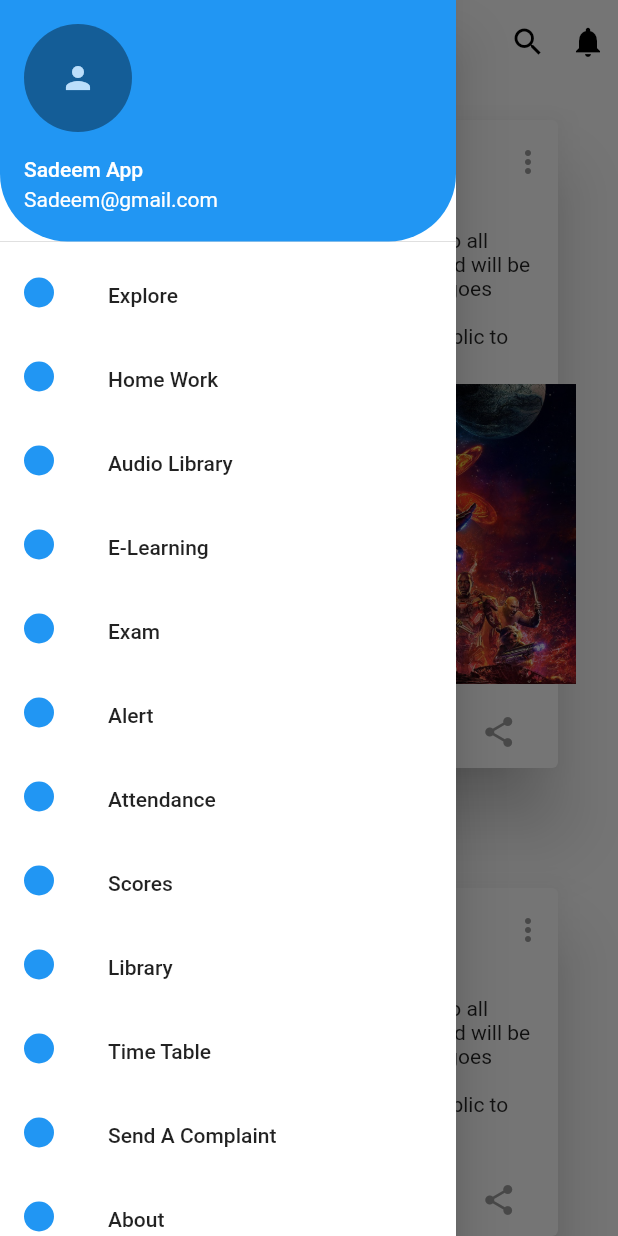
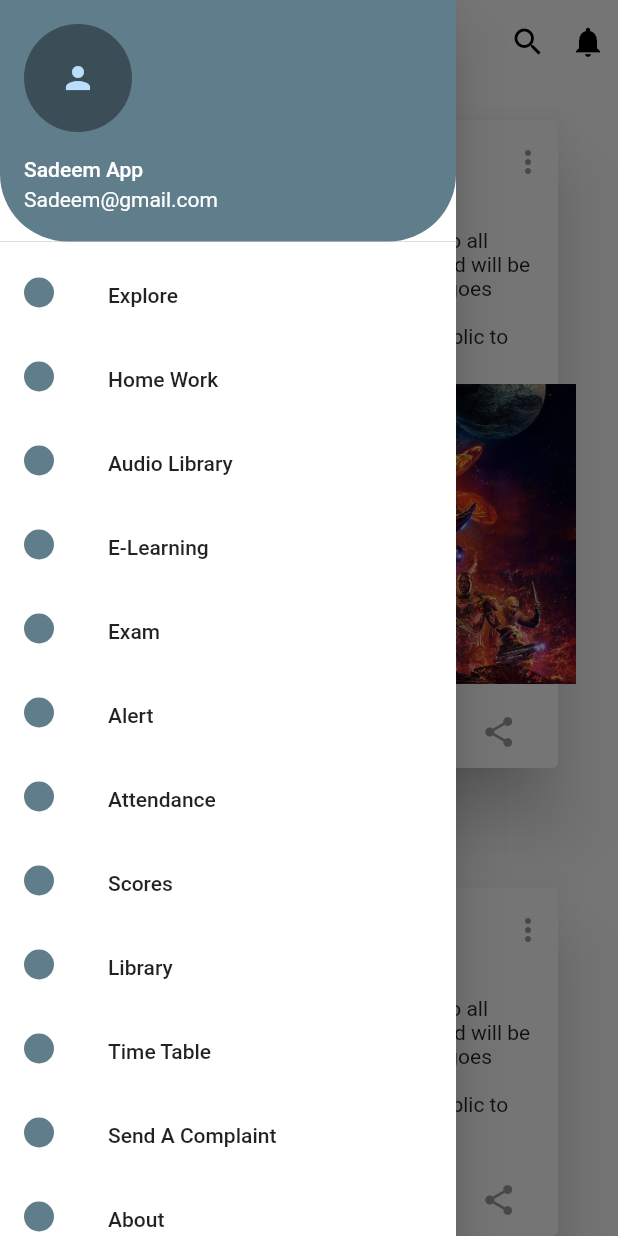
Before and after one commit to OmarHatem28/Sadeem-App, a Flutter app: the screen it shows after launch, with the side drawer open, on a phone screen of 412 x 824 dp. Run offline on Flutter 3.47's test engine with Material 2 defaults, Android fonts, the phone set to English and light mode, and no system bars.

Commit message:
Added Screenshots

```diff
--- a/lib/Views/home.dart
+++ b/lib/Views/home.dart
@@ -111,7 +111,7 @@ class Home extends StatelessWidget {
             children: <Widget>[
               UserAccountsDrawerHeader(
                 decoration: BoxDecoration(
-                  color: Colors.blue,
+                  color: Colors.blueGrey,
                   borderRadius: BorderRadius.only(
                       bottomLeft: Radius.circular(45),
                       bottomRight: Radius.circular(45)),
@@ -131,7 +131,7 @@ class Home extends StatelessWidget {
                       width: 20,
                       decoration: BoxDecoration(
                         borderRadius: BorderRadius.all(Radius.circular(15)),
-                        color: Colors.blue,
+                        color: Colors.blueGrey,
                       ),
                     ),
                     title: Text(item),
```
Also changed, not shown: 4 other files.
